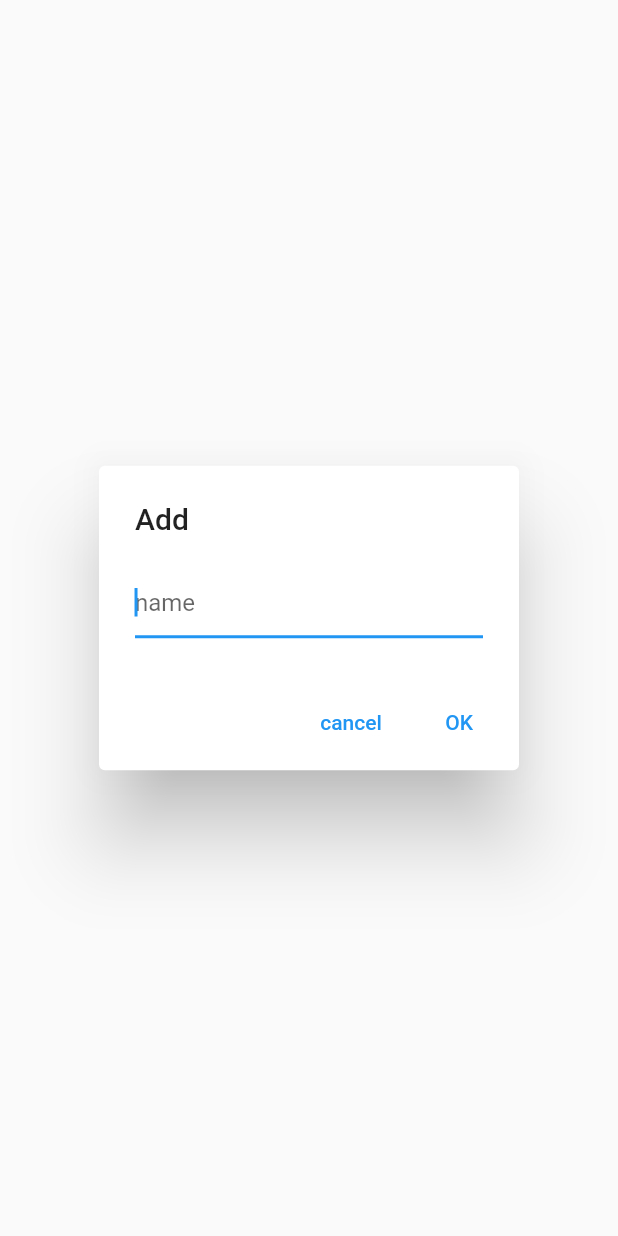
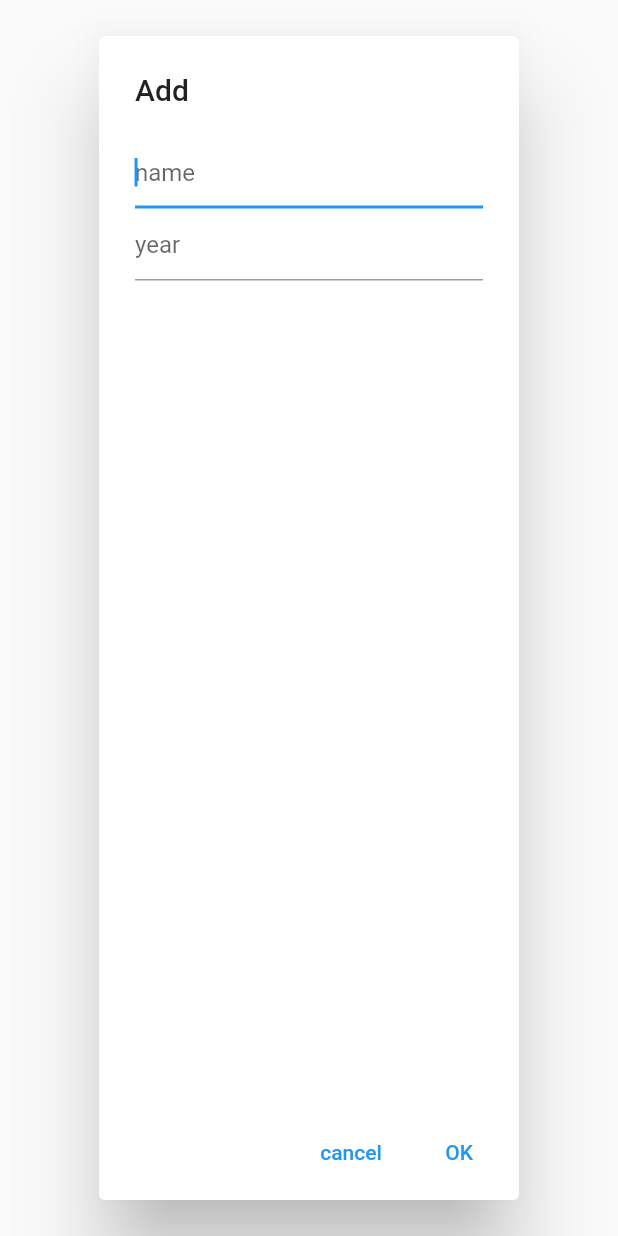
Before and after one commit to Oliverkywong/Filmograhy, a Flutter app: the CreateList widget shown alone on an empty page, opened directly with empty values, on a phone screen of 412 x 824 dp. Run offline on Flutter 3.47's test engine with Material 2 defaults, Android fonts, the phone set to English and light mode, and no system bars; our stand-ins replace sqflite; accounts and stored records are empty.

Commit message:
add function

```diff
--- a/lib/models/film.dart
+++ b/lib/models/film.dart
@@ -1,7 +1,7 @@
 class FilmTable {
   final int id;
   final String name;
-  final int year;
+  final String year;
   final String actor;
 
   const FilmTable({
@@ -9,11 +9,11 @@ class FilmTable {
     required this.name,
     required this.year,
     required this.actor,
-});
+  });
   factory FilmTable.fromSqflileDatabase(Map<String, dynamic> map) => FilmTable(
-    id: map['id']?.toInt() ?? 0,
-    name: map['name'] ?? '',
-    year: map['year']?.toInt() ?? 0,
-    actor: map['actor'] ?? '',
-  );
+        id: map['id']?.toInt() ?? 0,
+        name: map['name'] ?? '',
+        year: map['year'] ?? '',
+        actor: map['actor'] ?? '',
+      );
 }
--- a/lib/page/add_actor.dart
+++ /dev/null
@@ -1,47 +0,0 @@
-import 'package:flutter/material.dart';
-import 'package:filmography/models/film.dart';
-
-class CreateList extends StatefulWidget {
-  final FilmTable? film;
-  final ValueChanged<String> onSubmit;
-
-  const CreateList({Key? key, this.film, required this.onSubmit})
-      : super(key: key);
-  @override
-  State<CreateList> createState() => _CreateListState();
-}
-
-class _CreateListState extends State<CreateList> {
-  final controllor = TextEditingController();
-  final formKey = GlobalKey<FormState>();
-
-  @override
-  void initState() {
-    controllor.text = widget.film?.name ?? '';
-  }
-
-  @override
-  Widget build(BuildContext context) {
-    final isEditing = widget.film != null;
-    return AlertDialog(
-      title: Text(isEditing ? 'Edit': 'Add'),
-      content: Form(
-        key: formKey,
-        child: TextFormField(
-          autofocus: true,
-          controller: controllor,
-          decoration: const InputDecoration(hintText: 'name'),
-          validator: (value)=> value != null && value.isEmpty ? 'name is required' : null,
-        ),
-      ),
-      actions: [
-        TextButton(onPressed: ()=>Navigator.pop(context), child: const Text('cancel')),
-        TextButton(onPressed: () {
-          if(formKey.currentState!.validate()){
-            widget.onSubmit(controllor.text);
-          }
-        }, child: const Text('OK')),
-      ],
-    );
-  }
-}
--- /dev/null
+++ b/lib/page/add_film.dart
@@ -0,0 +1,66 @@
+import 'package:flutter/material.dart';
+import 'package:filmography/models/film.dart';
+
+class CreateList extends StatefulWidget {
+  final FilmTable? film;
+  final ValueChanged<List> onSubmit;
+
+  const CreateList({Key? key, this.film, required this.onSubmit})
+      : super(key: key);
+  @override
+  State<CreateList> createState() => _CreateListState();
+}
+
+class _CreateListState extends State<CreateList> {
+  final namecontrollor = TextEditingController();
+  final yearcontrollor = TextEditingController();
+  final formKey = GlobalKey<FormState>();
+
+  @override
+  void initState() {
+    namecontrollor.text = widget.film?.name ?? '';
+    yearcontrollor.text = widget.film?.year ?? '';
+  }
+
+  @override
+  Widget build(BuildContext context) {
+    final isEditing = widget.film != null;
+    return AlertDialog(
+      title: Text(isEditing ? 'Edit' : 'Add'),
+      content: Form(
+        key: formKey,
+        child: Column(
+          crossAxisAlignment: CrossAxisAlignment.start,
+          children: [
+            TextFormField(
+              autofocus: true,
+              controller: namecontrollor,
+              decoration: const InputDecoration(hintText: 'name'),
+              validator: (value) =>
+                  value != null && value.isEmpty ? 'name is required' : null,
+            ),
+            TextFormField(
+              autofocus: true,
+              controller: yearcontrollor,
+              decoration: const InputDecoration(hintText: 'year'),
+              validator: (value) =>
+                  value != null && value.isEmpty ? 'year is required' : null,
+            ),
+          ],
+        ),
+      ),
+      actions: [
+        TextButton(
+            onPressed: () => Navigator.pop(context),
+            child: const Text('cancel')),
+        TextButton(
+            onPressed: () {
+              if (formKey.currentState!.validate()) {
+                widget.onSubmit([namecontrollor.text, yearcontrollor.text]);
+              }
+            },
+            child: const Text('OK')),
+      ],
+    );
+  }
+}
--- a/lib/page/detail_list.dart
+++ b/lib/page/detail_list.dart
@@ -1,5 +1,5 @@
 import 'package:flutter/material.dart';
-import 'package:filmography/page/detail.dart';
+import 'package:filmography/page/add_page.dart';
 
 class DetailList extends StatefulWidget {
   @override
@@ -22,7 +22,7 @@ class DetailListState extends State<DetailList> {
         onPressed: () {
           debugPrint('flatonclick');
           Navigator.push(context, MaterialPageRoute(builder: (context) {
-            return Detail('Add');
+            return AddPage('Add');
           }));
         },
         tooltip: 'Add data',
@@ -51,7 +51,7 @@ class DetailListState extends State<DetailList> {
               onTap: () {
                 debugPrint('onclick');
                 Navigator.push(context, MaterialPageRoute(builder: (context) {
-                  return Detail('Edit');
+                  return AddPage('Edit');
                 }));
               },
             ),
```
Also changed, not shown: lib/database/film_db.dart (+36 -32 lines), lib/page/add_page.dart (renamed from lib/page/detail.dart, +14 -15 lines), lib/page/films_page.dart (+39 -13 lines), lib/page/home_page.dart (+11 -9 lines).
